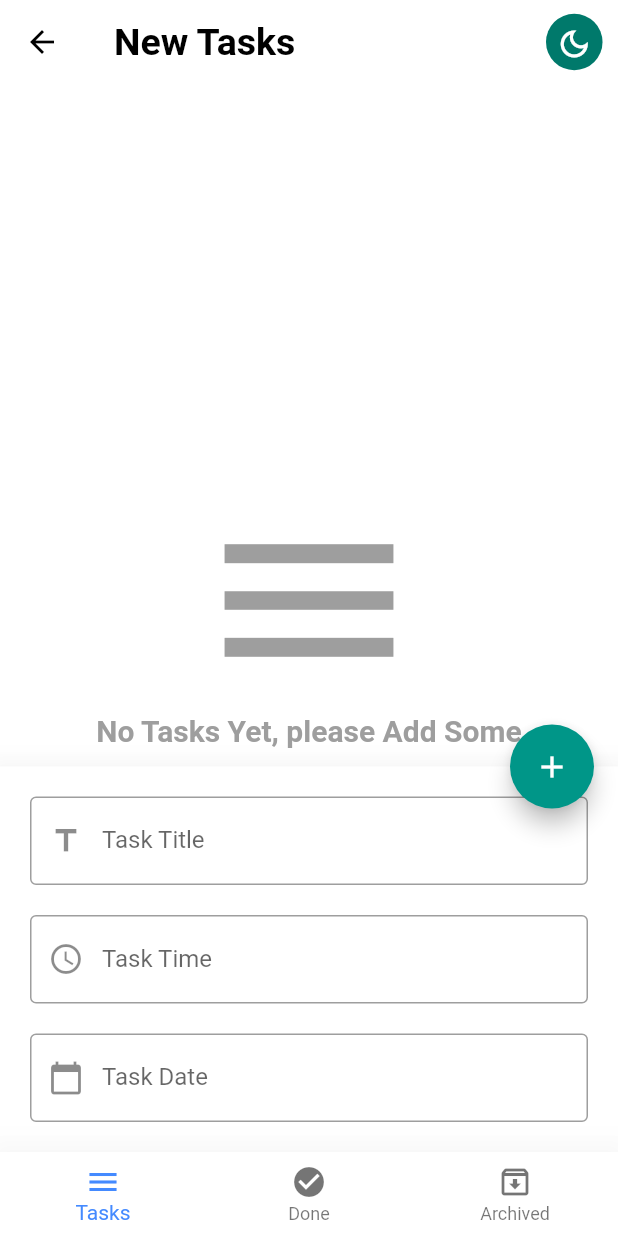
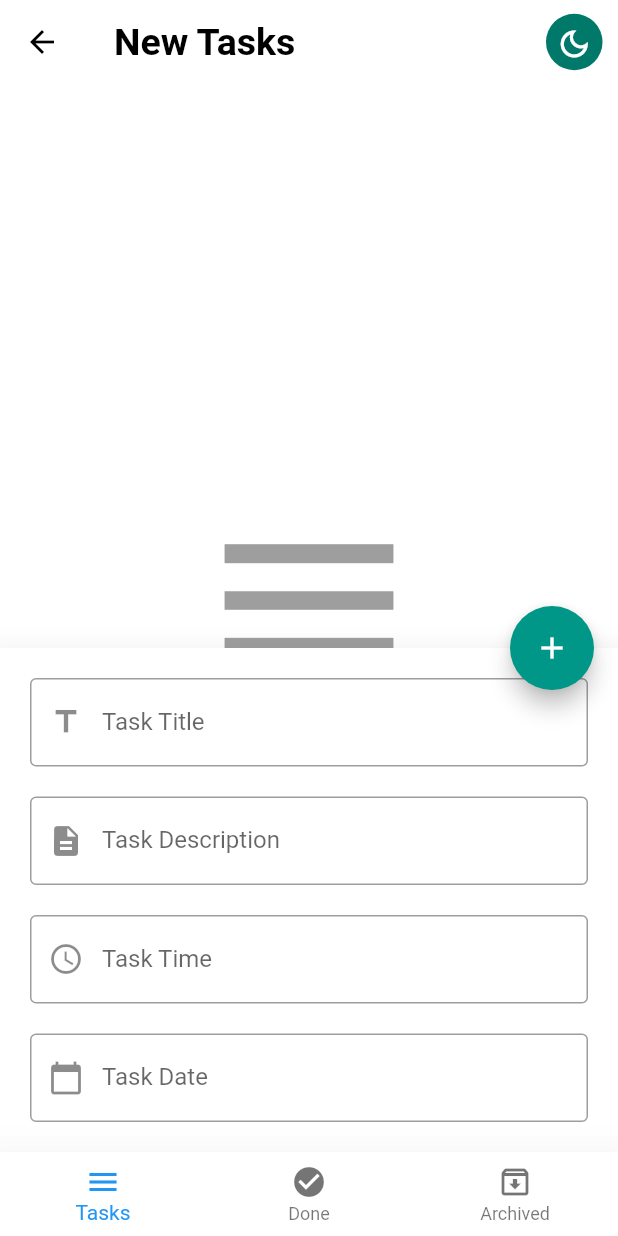
Before and after one commit to HusseinMohamed99/TO-DO, a Flutter app: the screen it shows after launch, after a tap on the "edit" icon, on a phone screen of 412 x 824 dp. Run offline on Flutter 3.47's test engine with Material 2 defaults, Android fonts, the phone set to English and light mode, and no system bars; our stand-ins replace bloc, conditional_builder_null_safety, flutter_bloc, flutter_screenutil, shared_preferences, sqflite and 1 more; accounts and stored records are empty; Roboto replaces fonts that are missing (Jannah).

Commit message:
Splash Screen ✔ Theme Mode ✔ Update UI ✔ READ ME ✔

```diff
--- a/lib/layout/todo_app/todo_layout.dart
+++ b/lib/layout/todo_app/todo_layout.dart
@@ -16,6 +16,7 @@ class HomeLayout extends StatelessWidget {
     var scaffoldKey = GlobalKey<ScaffoldState>();
     var formKey = GlobalKey<FormState>();
     var titleController = TextEditingController();
+    var descriptionController = TextEditingController();
     var timeController = TextEditingController();
     var dateController = TextEditingController();
 
@@ -61,6 +62,7 @@ class HomeLayout extends StatelessWidget {
                   if (formKey.currentState!.validate()) {
                     cubit.insertToDatabase(
                       title: titleController.text,
+                      description: descriptionController.text,
                       time: timeController.text,
                       date: dateController.text,
                     );
@@ -90,6 +92,21 @@ class HomeLayout extends StatelessWidget {
                                     },
                                     label: 'Task Title',
                                     prefix: Icons.title,
+                                  ),
+                                  const SizedBox(
+                                    height: 20.0,
+                                  ),
+                                  DefaultTextFormField(
+                                    controller: descriptionController,
+                                    type: TextInputType.text,
+                                    validate: (String? value) {
+                                      if (value!.isEmpty) {
+                                        return 'Description must not be empty';
+                                      }
+                                      return null;
+                                    },
+                                    label: 'Task Description',
+                                    prefix: Icons.description,
                                   ),
                                   const SizedBox(
                                     height: 20.0,
--- a/lib/main.dart
+++ b/lib/main.dart
@@ -5,10 +5,10 @@ import 'package:flutter_screenutil/flutter_screenutil.dart';
 import 'package:todo/bloc_observer.dart';
 import 'package:todo/layout/todo_app/todo_layout.dart';
 import 'package:todo/network/local/cache_helper.dart';
-import 'package:todo/network/remote/dio_helper.dart';
 import 'package:todo/shared/cubit/mode_cubit.dart';
 import 'package:todo/shared/cubit/mode_states.dart';
 import 'package:todo/shared/cubit/todo_cubit.dart';
+import 'package:todo/shared/enum/enum.dart';
 import 'package:todo/styles/themes.dart';
 import 'package:wakelock/wakelock.dart';
 
@@ -17,7 +17,6 @@ void main() async {
   await ScreenUtil.ensureScreenSize();
   Wakelock.enable();
   Bloc.observer = MyBlocObserver();
-  DioHelper.init();
   await CacheHelper.init();
 
   bool? isDark = CacheHelper.getBoolean(key: 'isDark');
@@ -61,8 +60,8 @@ class MyApp extends StatelessWidget {
                 return MaterialApp(
                   title: 'TO DO',
                   debugShowCheckedModeBanner: false,
-                  theme: ThemeApp.lightTheme,
-                  darkTheme: ThemeApp.darkTheme,
+                  theme: getThemeData[AppTheme.lightTheme],
+                  darkTheme: getThemeData[AppTheme.darkTheme],
                   themeMode: ModeCubit.get(context).isDark
                       ? ThemeMode.light
                       : ThemeMode.dark,
--- a/lib/shared/cubit/todo_cubit.dart
+++ b/lib/shared/cubit/todo_cubit.dart
@@ -5,7 +5,6 @@ import 'package:sqflite/sqflite.dart';
 import 'package:todo/modules/todo_app/newArchived/new_archived_screen.dart';
 import 'package:todo/modules/todo_app/newDone/new_done_screen.dart';
 import 'package:todo/modules/todo_app/newTasks/new_tasks_screen.dart';
-import 'package:todo/network/local/cache_helper.dart';
 import 'package:todo/shared/cubit/todo_states.dart';
 
 class AppCubit extends Cubit<AppStates> {
@@ -39,14 +38,14 @@ class AppCubit extends Cubit<AppStates> {
   void createDatabase() {
     openDatabase(
       'Todo.db',
-      version: 1,
+      version: 2,
       onCreate: (database, version) async {
         if (kDebugMode) {
           print('Database Created ');
         }
         await database
             .execute(
-                'CREATE TABLE TASKS (id INTEGER PRIMARY KEY , title TEXT , date TEXT, time TEXT, status TEXT)')
+                'CREATE TABLE TASKS (id INTEGER PRIMARY KEY , title TEXT , description TEXT , date TEXT, time TEXT, status TEXT)')
             .then((value) {
           if (kDebugMode) {
             print('table created');
@@ -73,16 +72,17 @@ class AppCubit extends Cubit<AppStates> {
   // Insert Into Database ()
   insertToDatabase({
     required String title,
+    required String description,
     required String time,
     required String date,
   }) async {
     await database!.transaction((txn) {
       return txn
           .rawInsert(
-              'INSERT INTO TASKS (title,date,time,status) Values ("$title","$date","$time","new")')
+              'INSERT INTO TASKS (title,description,date,time,status) Values ("$title","$description","$date","$time","new")')
           .then((value) {
         if (kDebugMode) {
-          print('$value inserted succesfully');
+          print('$value inserted successfully');
         }
         emit(AppInsertDatabaseState());
         getDataFromDatabase(database);
@@ -148,25 +148,4 @@ class AppCubit extends Cubit<AppStates> {
       emit((AppDeleteDatabaseState()));
     });
   }
-
-  bool isDark = true;
-  Color backgroundColor = const Color(0xff333739);
-
-  void changeAppMode({bool? fromShared}) {
-    if (fromShared == null) {
-      isDark = !isDark;
-    } else {
-      isDark = fromShared;
-    }
-    CacheHelper.saveData(key: 'isDark', value: isDark).then((value) {
-      if (isDark) {
-        backgroundColor = const Color(0xff333739);
-        emit(AppChangeModeState());
-      } else {
-        backgroundColor = const Color(0xffffffff);
-        emit(AppChangeModeState());
-      }
-      emit(AppChangeModeState());
-    });
-  }
 }
--- /dev/null
+++ b/lib/shared/enum/enum.dart
@@ -0,0 +1,4 @@
+enum AppTheme {
+  lightTheme,
+  darkTheme,
+}
--- a/lib/styles/themes.dart
+++ b/lib/styles/themes.dart
@@ -1,49 +1,11 @@
 import 'package:flutter/material.dart';
 import 'package:flutter/services.dart';
+import 'package:todo/shared/enum/enum.dart';
+import 'package:todo/styles/colors.dart';
 
-class ThemeApp {
-  static const Color primaryDarkColor = Color(0xff333739);
-  static const Color primaryLightColor = Color(0xffffffff);
-  static const Color defaultColor = Colors.blueAccent;
-  static final ThemeData darkTheme = ThemeData(
-    scaffoldBackgroundColor: primaryDarkColor,
-    primarySwatch: Colors.blue,
-    appBarTheme: const AppBarTheme(
-      titleSpacing: 20.0,
-      systemOverlayStyle: SystemUiOverlayStyle(
-        statusBarColor: primaryDarkColor,
-        statusBarIconBrightness: Brightness.light,
-      ),
-      backgroundColor: primaryDarkColor,
-      elevation: 0.0,
-      titleTextStyle: TextStyle(
-        color: Colors.white,
-        fontSize: 20.0,
-        fontWeight: FontWeight.bold,
-      ),
-      actionsIconTheme: IconThemeData(
-        color: Colors.white,
-      ),
-    ),
-    bottomNavigationBarTheme: const BottomNavigationBarThemeData(
-      type: BottomNavigationBarType.fixed,
-      selectedItemColor: defaultColor,
-      unselectedItemColor: Colors.white,
-      backgroundColor: primaryDarkColor,
-      elevation: 25.0,
-    ),
-    textTheme: const TextTheme(
-        bodyLarge: TextStyle(
-      fontSize: 18.0,
-      color: Colors.white,
-    )),
-    iconTheme: const IconThemeData(
-      color: Colors.black54,
-    ),
-    fontFamily: 'Jannah',
-  );
-  static final ThemeData lightTheme = ThemeData(
-    scaffoldBackgroundColor: primaryLightColor,
+final getThemeData = {
+  AppTheme.lightTheme: ThemeData(
+    scaffoldBackgroundColor: AppColorsLight.primaryLightColor,
     primarySwatch: Colors.teal,
     appBarTheme: const AppBarTheme(
       titleSpacing: 20.0,
@@ -68,7 +30,7 @@ class ThemeApp {
     ),
     bottomNavigationBarTheme: const BottomNavigationBarThemeData(
       type: BottomNavigationBarType.fixed,
-      selectedItemColor: defaultColor,
+      selectedItemColor: AppColorsLight.bottomNavColor,
       backgroundColor: Colors.white,
       elevation: 25.0,
       unselectedIconTheme: IconThemeData(
@@ -81,5 +43,42 @@ class ThemeApp {
       color: Colors.black,
     )),
     fontFamily: 'Jannah',
-  );
-}
+  ),
+  AppTheme.darkTheme: ThemeData(
+    scaffoldBackgroundColor: AppColorsDark.primaryDarkColor,
+    primarySwatch: Colors.blue,
+    appBarTheme: const AppBarTheme(
+      titleSpacing: 20.0,
+      systemOverlayStyle: SystemUiOverlayStyle(
+        statusBarColor: AppColorsDark.primaryDarkColor,
+        statusBarIconBrightness: Brightness.light,
+      ),
+      backgroundColor: AppColorsDark.primaryDarkColor,
+      elevation: 0.0,
+      titleTextStyle: TextStyle(
+        color: Colors.white,
+        fontSize: 20.0,
+        fontWeight: FontWeight.bold,
+      ),
+      actionsIconTheme: IconThemeData(
+        color: Colors.white,
+      ),
+    ),
+    bottomNavigationBarTheme: const BottomNavigationBarThemeData(
+      type: BottomNavigationBarType.fixed,
+      selectedItemColor: AppColorsDark.bottomNavColor,
+      unselectedItemColor: Colors.white,
+      backgroundColor: AppColorsDark.primaryDarkColor,
+      elevation: 25.0,
+    ),
+    textTheme: const TextTheme(
+        bodyLarge: TextStyle(
+      fontSize: 18.0,
+      color: Colors.white,
+    )),
+    iconTheme: const IconThemeData(
+      color: Colors.black54,
+    ),
+    fontFamily: 'Jannah',
+  ),
+};
```
Also changed, not shown: lib/network/remote/dio_helper.dart (deleted, +0 -72 lines), lib/shared/components/components.dart (+122 -33 lines), lib/shared/components/sized_box.dart (added, +18 -0 lines), lib/styles/colors.dart (added, +27 -0 lines).
